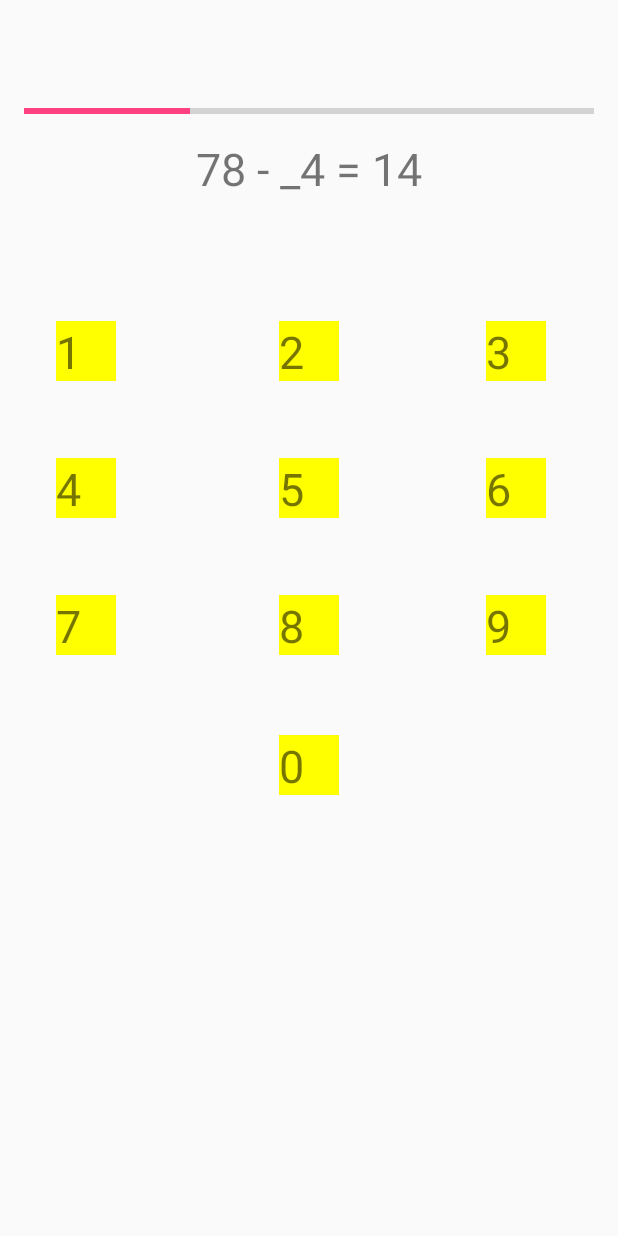
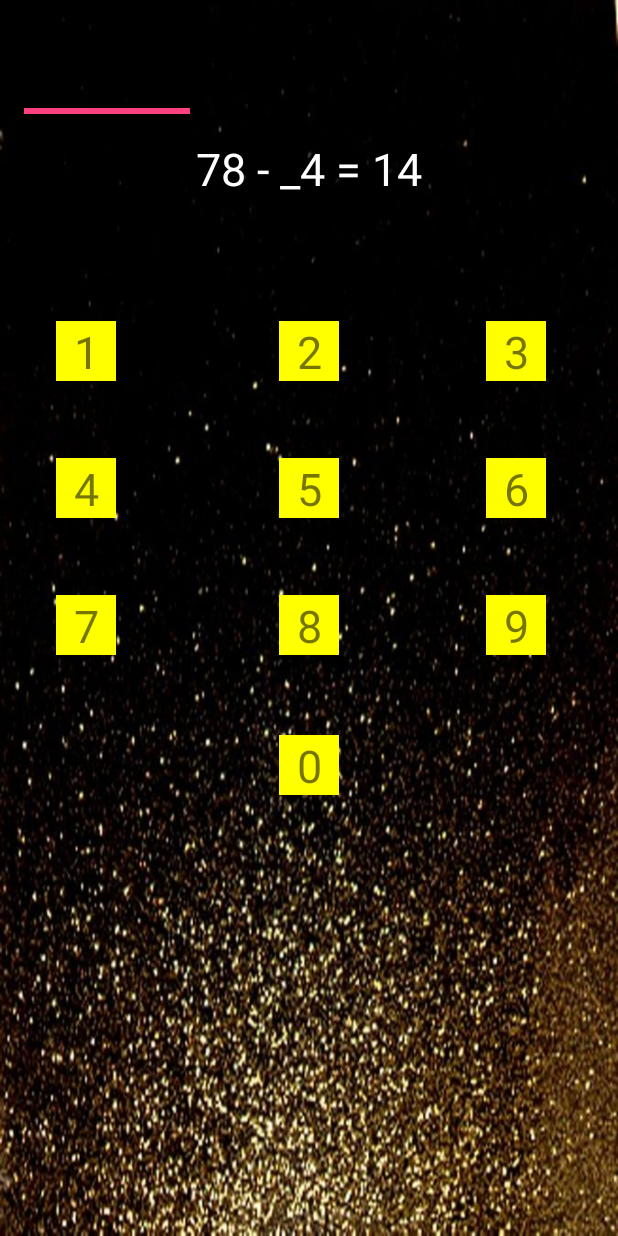
Before and after one commit to ankan1097/Tap-me, an Android app: the MathGameActivity screen opened directly, with no data from a screen before it, on a phone screen of 412 x 824 dp. Run offline under Robolectric (Android 15) with nearby library versions, the light colour scheme and no system bars; libraries missing offline, so code that uses them is left out: com.vstechlab.easyfonts; 10 statements that could not run were skipped.

Commit message:
Changed Everything

```diff
--- a/app/src/main/java/com/example/ankan/thinkb4utap/GameActivity.java
+++ b/app/src/main/java/com/example/ankan/thinkb4utap/GameActivity.java
@@ -36,6 +36,9 @@ public class GameActivity extends AppCompatActivity {
     protected void onCreate(Bundle savedInstanceState) {
         super.onCreate(savedInstanceState);
         setContentView(R.layout.activity_game);
+
+        MenuActivity.flag=5;
+
         qtext = (TextView) findViewById(R.id.questiontext);
         bt1 = (Button) findViewById(R.id.button1);
         bt2 = (Button) findViewById(R.id.button2);
--- a/app/src/main/java/com/example/ankan/thinkb4utap/MenuActivity.java
+++ b/app/src/main/java/com/example/ankan/thinkb4utap/MenuActivity.java
@@ -20,6 +20,7 @@ public class MenuActivity extends AppCompatActivity {
 
     FancyButton butt1, butt2, butt3;
     TypeWriter head;
+    static int flag;
     private static MenuActivity instance;
 
     @Override
--- a/app/src/main/res/layout/activity_math_game.xml
+++ b/app/src/main/res/layout/activity_math_game.xml
@@ -4,6 +4,7 @@
     android:id="@+id/activity_math_game"
     android:layout_width="match_parent"
     android:layout_height="match_parent"
+    android:background="@drawable/menubg"
     android:paddingBottom="@dimen/activity_vertical_margin"
     android:paddingLeft="@dimen/activity_horizontal_margin"
     android:paddingRight="@dimen/activity_horizontal_margin"
@@ -24,6 +25,7 @@
         android:layout_height="wrap_content"
         android:textSize="30dp"
         android:layout_alignParentTop="true"
+        android:textColor="#ffffff"
         android:layout_centerHorizontal="true"
         android:layout_marginTop="76dp"
         android:id="@+id/eqn_ques" />
@@ -33,6 +35,7 @@
         android:layout_height="40dp"
         android:textSize="30dp"
         android:background="#ffff00"
+        android:textAlignment="center"
         android:layout_below="@+id/eqn_ques"
         android:layout_alignParentStart="true"
         android:layout_marginStart="21dp"
@@ -43,6 +46,7 @@
         android:layout_width="40dp"
         android:layout_height="40dp"
         android:textSize="30dp"
+        android:textAlignment="center"
         android:background="#ffff00"
         android:layout_alignTop="@+id/xx1"
         android:layout_centerHorizontal="true"
@@ -52,6 +56,7 @@
         android:layout_width="40dp"
         android:layout_height="40dp"
         android:textSize="30dp"
+        android:textAlignment="center"
         android:background="#ffff00"
         android:layout_alignTop="@+id/xx2"
         android:layout_alignParentEnd="true"
@@ -62,6 +67,7 @@
         android:layout_width="40dp"
         android:layout_height="40dp"
         android:textSize="30dp"
+        android:textAlignment="center"
         android:background="#ffff00"
         android:layout_below="@+id/xx1"
         android:layout_alignEnd="@+id/xx1"
@@ -72,6 +78,7 @@
         android:layout_width="40dp"
         android:layout_height="40dp"
         android:textSize="30dp"
+        android:textAlignment="center"
         android:background="#ffff00"
         android:layout_alignTop="@+id/xx4"
         android:layout_centerHorizontal="true"
@@ -81,6 +88,7 @@
         android:layout_width="40dp"
         android:layout_height="40dp"
         android:textSize="30dp"
+        android:textAlignment="center"
         android:background="#ffff00"
         android:layout_alignTop="@+id/xx5"
         android:layout_alignEnd="@+id/xx3"
@@ -91,6 +99,7 @@
         android:layout_height="40dp"
         android:textSize="30dp"
         android:background="#ffff00"
+        android:textAlignment="center"
         android:layout_marginTop="51dp"
         android:id="@+id/xx7"
         android:layout_below="@+id/xx4"
@@ -100,6 +109,7 @@
         android:layout_width="40dp"
         android:layout_height="40dp"
         android:textSize="30dp"
+        android:textAlignment="center"
         android:background="#ffff00"
         android:layout_alignTop="@+id/xx7"
         android:layout_centerHorizontal="true"
@@ -109,6 +119,7 @@
         android:layout_width="40dp"
         android:layout_height="40dp"
         android:textSize="30dp"
+        android:textAlignment="center"
         android:background="#ffff00"
         android:layout_alignBottom="@+id/xx8"
         android:layout_alignStart="@+id/xx6"
@@ -118,6 +129,7 @@
         android:layout_width="40dp"
         android:layout_height="40dp"
         android:textSize="30dp"
+        android:textAlignment="center"
         android:background="#ffff00"
         android:layout_marginTop="53dp"
         android:id="@+id/xx0"
```
Also changed, not shown: app/src/main/java/com/example/ankan/thinkb4utap/GameOverActivity.java (+8 -2 lines), app/src/main/java/com/example/ankan/thinkb4utap/MathGameActivity.java (+26 -2 lines), app/src/main/java/com/example/ankan/thinkb4utap/ModeActivity.java (+5 -3 lines).
